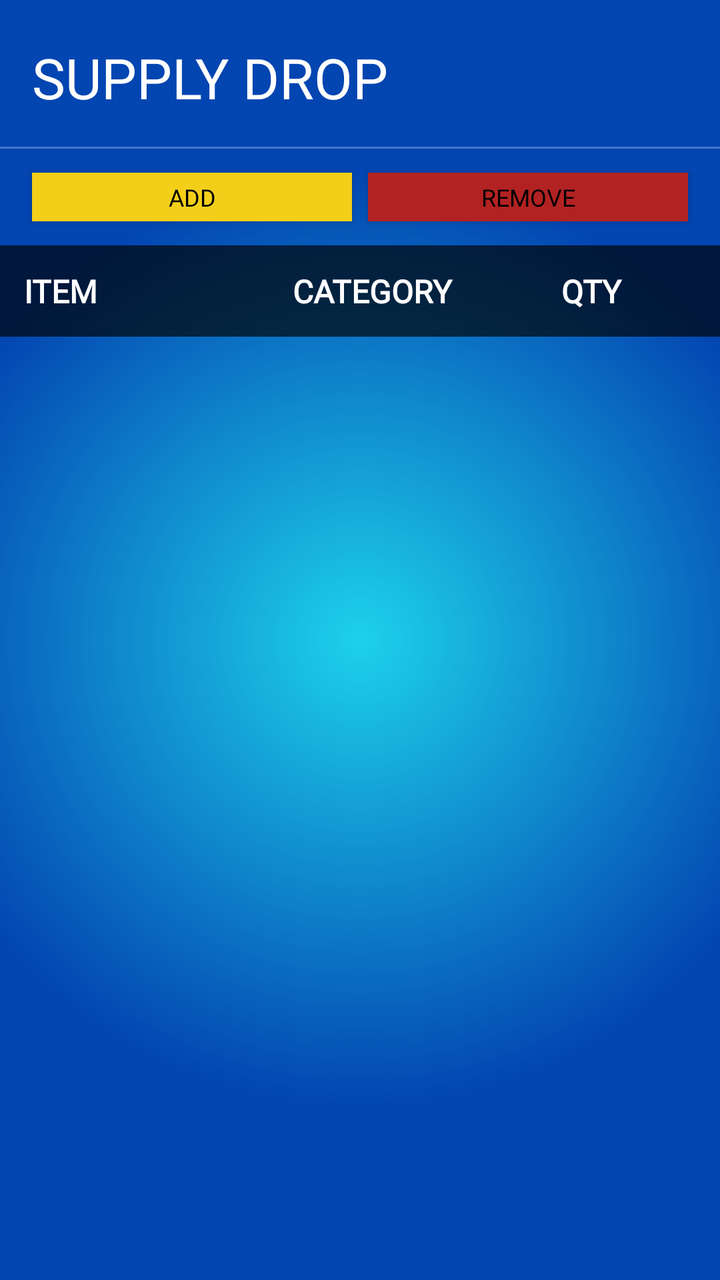
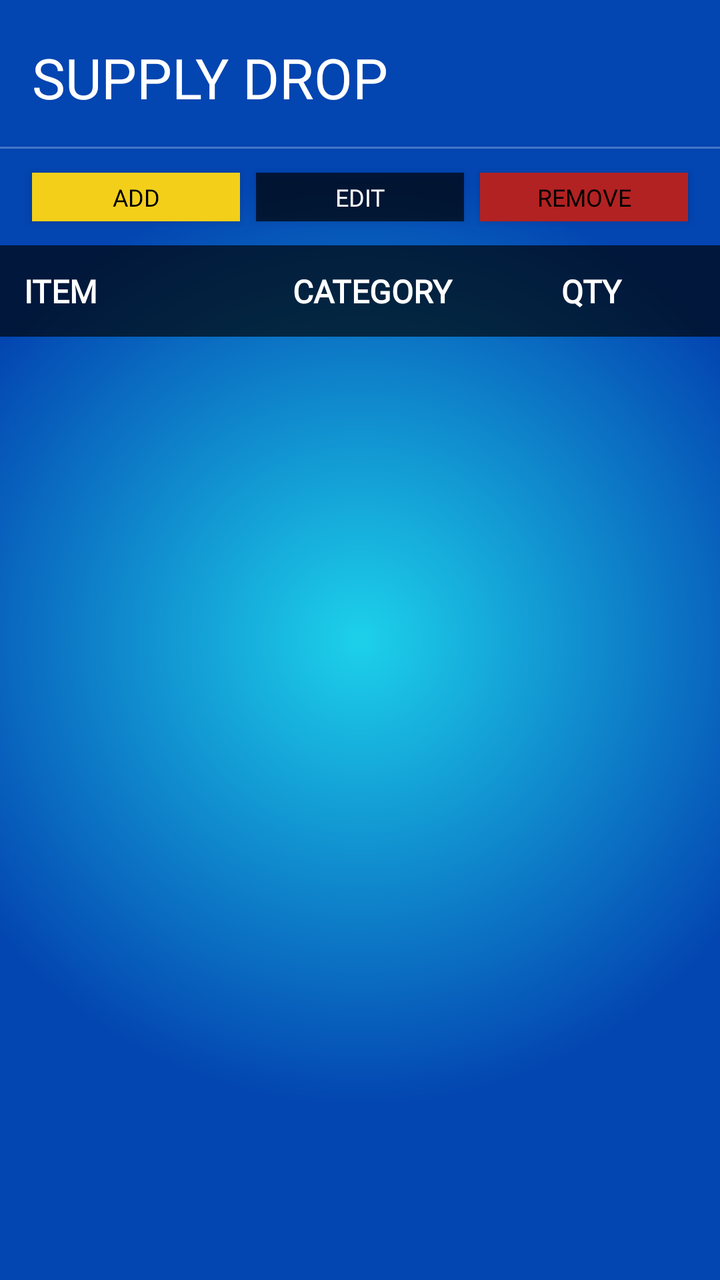

Two renders of the same Android screen: before a commit and after it. Below are the layout's source before the change and the commit's diff.
<!-- AndroidManifest.xml: application theme Theme.SupplyDrop -->
<!-- res/layout/activity_recipient_dashboard.xml -->
<?xml version="1.0" encoding="utf-8"?>
<androidx.constraintlayout.widget.ConstraintLayout
    xmlns:android="http://schemas.android.com/apk/res/android"
    xmlns:app="http://schemas.android.com/apk/res-auto"
    android:layout_width="match_parent"
    android:layout_height="match_parent"
    android:background="@drawable/login_background">

    
    <TextView
        android:id="@+id/appTitleLbl"
        android:layout_width="match_parent"
        android:layout_height="wrap_content"
        android:fontFamily="@font/luckiest_guy"
        android:text="SUPPLY DROP"
        android:textColor="@color/white"
        android:textSize="28sp"
        android:paddingTop="20dp"
        android:paddingStart="16dp"
        android:paddingEnd="16dp"
        android:paddingBottom="16dp"
        app:layout_constraintTop_toTopOf="parent"
        app:layout_constraintStart_toStartOf="parent"
        app:layout_constraintEnd_toEndOf="parent"/>

    
    <View
        android:id="@+id/divider"
        android:layout_width="match_parent"
        android:layout_height="1dp"
        android:background="#44ffffff"
        app:layout_constraintTop_toBottomOf="@id/appTitleLbl"
        app:layout_constraintStart_toStartOf="parent"
        app:layout_constraintEnd_toEndOf="parent"/>

    
    <Button
        android:id="@+id/addBtn"
        android:layout_width="0dp"
        android:layout_height="wrap_content"
        android:layout_marginStart="16dp"
        android:layout_marginTop="12dp"
        android:layout_marginEnd="4dp"
        android:text="Add"
        android:fontFamily="@font/luckiest_guy"
        android:textColor="@color/black"
        android:textSize="12sp"
        android:paddingTop="4dp"
        android:paddingBottom="4dp"
        android:minHeight="0dp"
        android:minWidth="0dp"
        android:background="@color/yellow"
        app:backgroundTint="@null"
        app:layout_constraintTop_toBottomOf="@id/divider"
        app:layout_constraintStart_toStartOf="parent"
        app:layout_constraintEnd_toStartOf="@id/removeBtn"/>


    <Button
        android:id="@+id/removeBtn"
        android:layout_width="0dp"
        android:layout_height="wrap_content"
        android:layout_marginStart="4dp"
        android:layout_marginTop="12dp"
        android:layout_marginEnd="16dp"
        android:text="Remove"
        android:fontFamily="@font/luckiest_guy"
        android:textColor="@color/black"
        android:textSize="12sp"
        android:paddingTop="4dp"
        android:paddingBottom="4dp"
        android:minHeight="0dp"
        android:minWidth="0dp"
        android:background="#b22222"
        app:backgroundTint="@null"
        app:layout_constraintTop_toBottomOf="@id/divider"
        app:layout_constraintStart_toEndOf="@id/addBtn"
        app:layout_constraintEnd_toEndOf="parent"/>

    
    <LinearLayout
        android:id="@+id/tableHeader"
        android:layout_width="match_parent"
        android:layout_height="wrap_content"
        android:orientation="horizontal"
        android:background="#AA000000"
        android:layout_marginTop="12dp"
        android:padding="12dp"
        app:layout_constraintTop_toBottomOf="@id/addBtn"
        app:layout_constraintStart_toStartOf="parent"
        app:layout_constraintEnd_toEndOf="parent">

        <TextView
            android:layout_width="0dp"
            android:layout_height="wrap_content"
            android:layout_weight="2"
            android:text="ITEM"
            android:textColor="@color/white"
            android:textStyle="bold"
            android:fontFamily="@font/luckiest_guy"
            android:textSize="16sp"/>

        <TextView
            android:layout_width="0dp"
            android:layout_height="wrap_content"
            android:layout_weight="2"
            android:text="CATEGORY"
            android:textColor="@color/white"
            android:textStyle="bold"
            android:fontFamily="@font/luckiest_guy"
            android:textSize="16sp"/>

        <TextView
            android:layout_width="0dp"
            android:layout_height="wrap_content"
            android:layout_weight="1"
            android:text="QTY"
            android:textColor="@color/white"
            android:textStyle="bold"
            android:fontFamily="@font/luckiest_guy"
            android:textSize="16sp"/>

    </LinearLayout>

    
    <ListView
        android:id="@+id/donationRequestsListView"
        android:layout_width="match_parent"
        android:layout_height="0dp"
        android:divider="#44ffffff"
        android:dividerHeight="1dp"
        app:layout_constraintTop_toBottomOf="@id/tableHeader"
        app:layout_constraintBottom_toBottomOf="parent"
        app:layout_constraintStart_toStartOf="parent"
        app:layout_constraintEnd_toEndOf="parent"/>

</androidx.constraintlayout.widget.ConstraintLayout>
<!-- resources referenced by this layout -->
<resources>
  <color name="black">#FF000000</color>
  <color name="white">#FFFFFFFF</color>
  <color name="yellow">#F3CF1A</color>
  <!-- drawable login_background (drawable) -->
  <?xml version="1.0" encoding="utf-8"?>
  <shape xmlns:android="http://schemas.android.com/apk/res/android">
      <gradient
          android:type="radial"
          android:gradientRadius="65%p"
          android:centerX="50%"
          android:centerY="50%"
          android:startColor="@color/lblue"
          android:endColor="@color/dblue">
  
      </gradient></shape>
  <style name="Theme.SupplyDrop" parent="Base.Theme.SupplyDrop" />
  <color name="lblue">#1DD1EA</color>
  <color name="dblue">#0345B1</color>
  <style name="Base.Theme.SupplyDrop" parent="Theme.AppCompat.NoActionBar">
          
          
      </style>
</resources>

<!-- the commit's change to res/layout/activity_recipient_dashboard.xml (unified diff, before → after) -->
@@ -53,8 +53,28 @@
         app:backgroundTint="@null"
         app:layout_constraintTop_toBottomOf="@id/divider"
         app:layout_constraintStart_toStartOf="parent"
+        app:layout_constraintEnd_toStartOf="@id/editBtn"/>
+
+    <Button
+        android:id="@+id/editBtn"
+        android:layout_width="0dp"
+        android:layout_height="wrap_content"
+        android:layout_marginStart="4dp"
+        android:layout_marginTop="12dp"
+        android:layout_marginEnd="4dp"
+        android:text="Edit"
+        android:fontFamily="@font/luckiest_guy"
+        android:textColor="@color/white"
+        android:textSize="12sp"
+        android:paddingTop="4dp"
+        android:paddingBottom="4dp"
+        android:minHeight="0dp"
+        android:minWidth="0dp"
+        android:background="#AA000000"
+        app:backgroundTint="@null"
+        app:layout_constraintTop_toBottomOf="@id/divider"
+        app:layout_constraintStart_toEndOf="@id/addBtn"
         app:layout_constraintEnd_toStartOf="@id/removeBtn"/>
-
 
     <Button
         android:id="@+id/removeBtn"
@@ -74,9 +94,8 @@
         android:background="#b22222"
         app:backgroundTint="@null"
         app:layout_constraintTop_toBottomOf="@id/divider"
-        app:layout_constraintStart_toEndOf="@id/addBtn"
+        app:layout_constraintStart_toEndOf="@id/editBtn"
         app:layout_constraintEnd_toEndOf="parent"/>
-
     
     <LinearLayout
         android:id="@+id/tableHeader"
@@ -86,7 +105,7 @@
         android:background="#AA000000"
         android:layout_marginTop="12dp"
         android:padding="12dp"
-        app:layout_constraintTop_toBottomOf="@id/addBtn"
+        app:layout_constraintTop_toBottomOf="@id/editBtn"
         app:layout_constraintStart_toStartOf="parent"
         app:layout_constraintEnd_toEndOf="parent">
 
